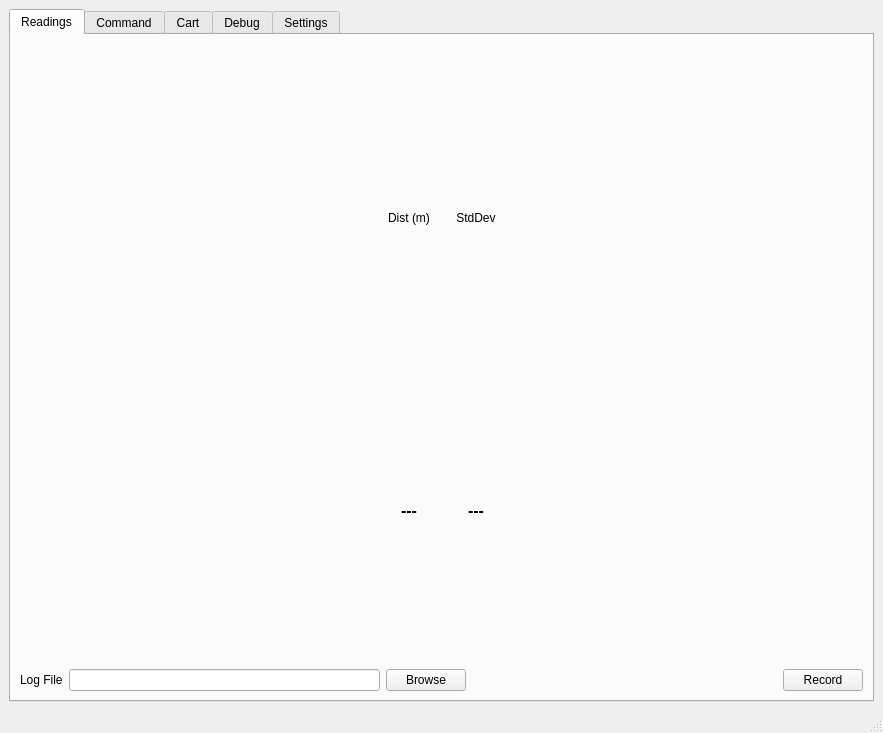
Above: tf03_test/main_window.ui from codincodee/tf0x_dev before the change. Below: the same form after it.
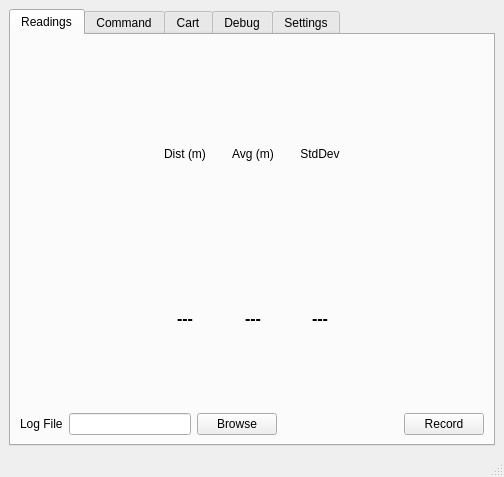
That is the form after the change. The open tabs and pages were chosen to show the change.

Commit message: Added Reading page Average label

```diff
--- a/tf03_test/main_window.ui
+++ b/tf03_test/main_window.ui
@@ -6,8 +6,8 @@
    <rect>
     <x>0</x>
     <y>0</y>
-    <width>883</width>
-    <height>733</height>
+    <width>504</width>
+    <height>477</height>
    </rect>
   </property>
   <property name="windowTitle">
@@ -115,17 +115,10 @@
             </item>
             <item>
              <layout class="QGridLayout" name="gridLayout_6">
-              <item row="1" column="2">
-               <widget class="QLabel" name="ReadingsPageSDLabel">
-                <property name="font">
-                 <font>
-                  <pointsize>12</pointsize>
-                  <weight>75</weight>
-                  <bold>true</bold>
-                 </font>
-                </property>
+              <item row="0" column="2">
+               <widget class="QLabel" name="label_29">
                 <property name="text">
-                 <string>---</string>
+                 <string>Avg (m)</string>
                 </property>
                 <property name="alignment">
                  <set>Qt::AlignCenter</set>
@@ -142,7 +135,7 @@
                 </property>
                </widget>
               </item>
-              <item row="0" column="2">
+              <item row="0" column="4">
                <widget class="QLabel" name="label_9">
                 <property name="text">
                  <string>StdDev</string>
@@ -152,6 +145,40 @@
                 </property>
                </widget>
               </item>
+              <item row="1" column="0">
+               <widget class="QLabel" name="ReadingsPageDistLabel">
+                <property name="font">
+                 <font>
+                  <pointsize>12</pointsize>
+                  <weight>75</weight>
+                  <bold>true</bold>
+                 </font>
+                </property>
+                <property name="text">
+                 <string>---</string>
+                </property>
+                <property name="alignment">
+                 <set>Qt::AlignCenter</set>
+                </property>
+               </widget>
+              </item>
+              <item row="1" column="4">
+               <widget class="QLabel" name="ReadingsPageSDLabel">
+                <property name="font">
+                 <font>
+                  <pointsize>12</pointsize>
+                  <weight>75</weight>
+                  <bold>true</bold>
+                 </font>
+                </property>
+                <property name="text">
+                 <string>---</string>
+                </property>
+                <property name="alignment">
+                 <set>Qt::AlignCenter</set>
+                </property>
+               </widget>
+              </item>
               <item row="0" column="1">
                <spacer name="horizontalSpacer_6">
                 <property name="orientation">
@@ -168,8 +195,8 @@
                 </property>
                </spacer>
               </item>
-              <item row="1" column="0">
-               <widget class="QLabel" name="ReadingsPageDistLabel">
+              <item row="1" column="2">
+               <widget class="QLabel" name="ReadingPageAverageLabel">
                 <property name="font">
                  <font>
                   <pointsize>12</pointsize>
@@ -185,6 +212,22 @@
                 </property>
                </widget>
               </item>
+              <item row="0" column="3">
+               <spacer name="horizontalSpacer_19">
+                <property name="orientation">
+                 <enum>Qt::Horizontal</enum>
+                </property>
+                <property name="sizeType">
+                 <enum>QSizePolicy::Fixed</enum>
+                </property>
+                <property name="sizeHint" stdset="0">
+                 <size>
+                  <width>20</width>
+                  <height>20</height>
+                 </size>
+                </property>
+               </spacer>
+              </item>
              </layout>
             </item>
             <item>
```
Left out of the diff: 4 changed lines with no effect on the pictures. The commit also changes 3 other files.
